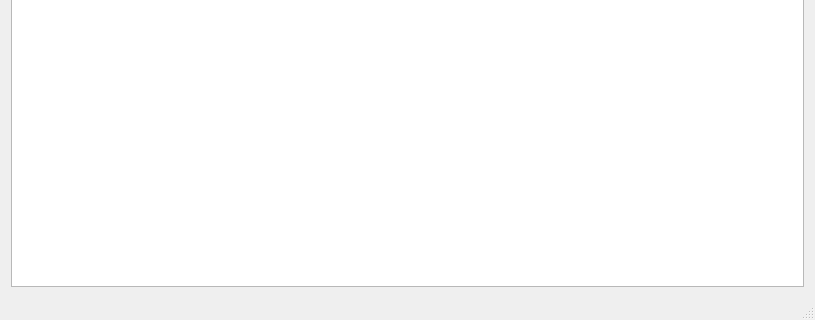
First picture: the form in MainWindow.ui, repository zxl1001/DownloadQueue, before the edit; both pictures show x 0 to 815 and y 163 to 483 of the 815 by 483 pixel window.
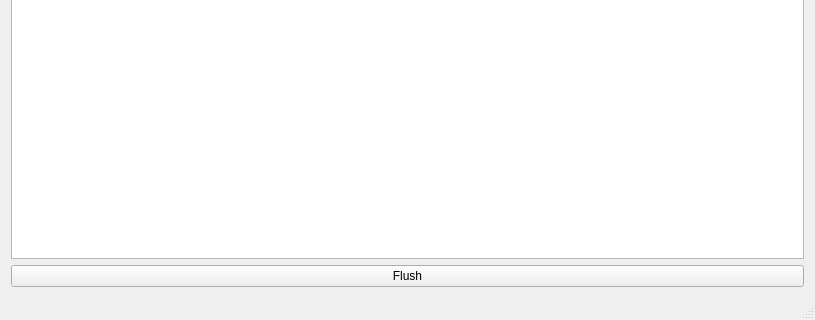
Second picture: the form after the edit.

What changed in the file:
```diff
--- a/MainWindow.ui
+++ b/MainWindow.ui
@@ -18,6 +18,13 @@
     <item>
      <widget class="QTableView" name="tableView"/>
     </item>
+    <item>
+     <widget class="QPushButton" name="flushBtn">
+      <property name="text">
+       <string>Flush</string>
+      </property>
+     </widget>
+    </item>
    </layout>
   </widget>
   <widget class="QMenuBar" name="menuBar">
```
